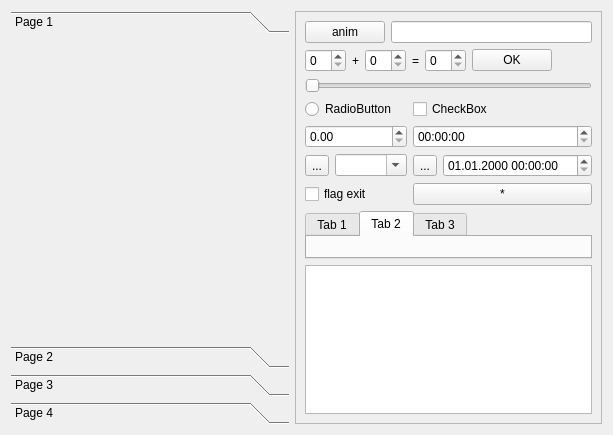
First picture: the form in Qt/my_programm/_For_tests/src/for_tests_mainbox/src/ui/for_tests_mainbox.ui, repository RinatB2017/mega_GIT, before the edit.
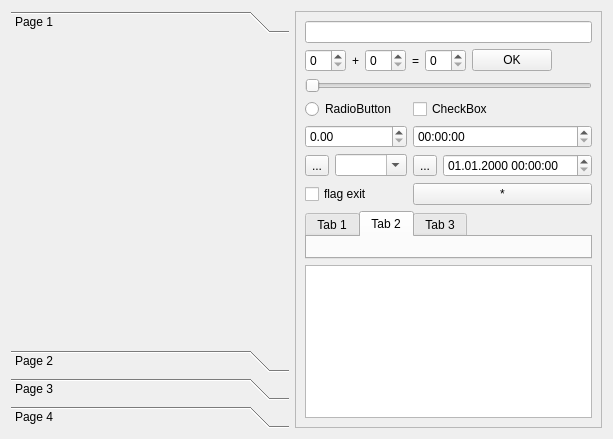
Second picture: the form after the edit. Icons and pictures are not drawn.

Patch:
```diff
--- a/Qt/my_programm/_For_tests/src/for_tests_mainbox/src/ui/for_tests_mainbox.ui
+++ b/Qt/my_programm/_For_tests/src/for_tests_mainbox/src/ui/for_tests_mainbox.ui
@@ -7,7 +7,7 @@
     <x>0</x>
     <y>0</y>
     <width>613</width>
-    <height>435</height>
+    <height>439</height>
    </rect>
   </property>
   <layout class="QHBoxLayout" name="horizontalLayout">
@@ -21,8 +21,8 @@
        <rect>
         <x>0</x>
         <y>0</y>
-        <width>192</width>
-        <height>291</height>
+        <width>200</width>
+        <height>295</height>
        </rect>
       </property>
       <attribute name="label">
@@ -84,18 +84,7 @@
      </property>
      <layout class="QVBoxLayout" name="verticalLayout_5">
       <item>
-       <layout class="QHBoxLayout" name="horizontalLayout_4">
-        <item>
-         <widget class="QPushButton" name="btn_animation">
-          <property name="text">
-           <string>anim</string>
-          </property>
-         </widget>
-        </item>
-        <item>
-         <widget class="QLineEdit" name="lineEdit"/>
-        </item>
-       </layout>
+       <widget class="QLineEdit" name="lineEdit"/>
       </item>
       <item>
        <layout class="QHBoxLayout" name="horizontalLayout_3">
```
Left out of the diff: 15 changed lines with no effect on the pictures.
